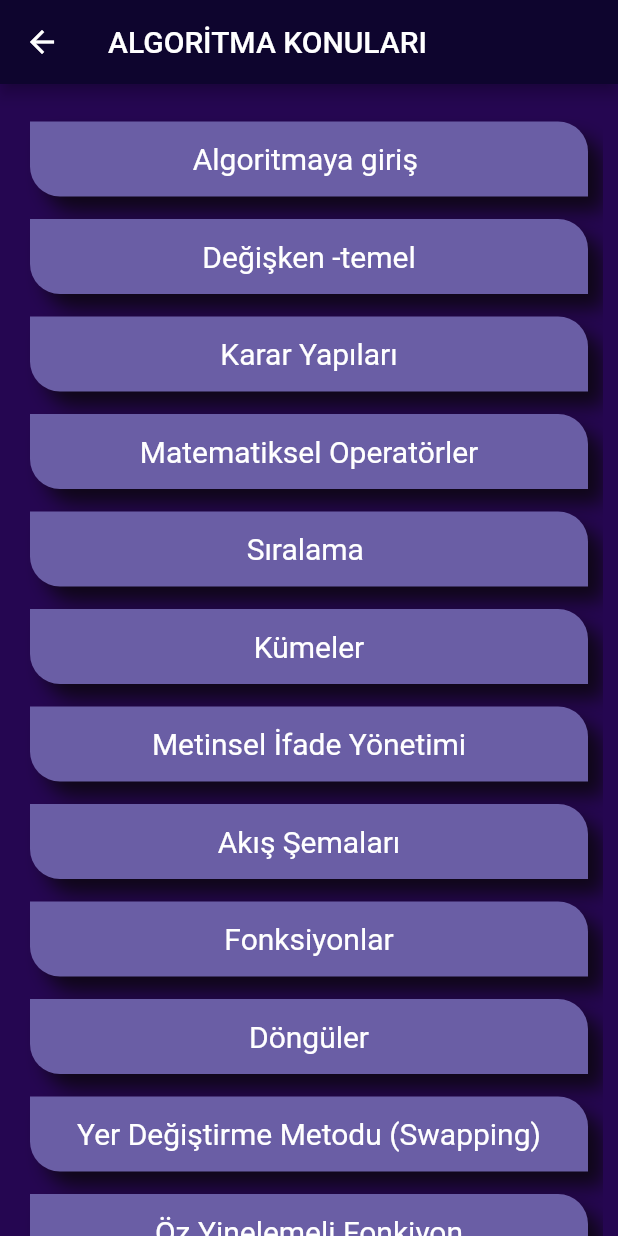
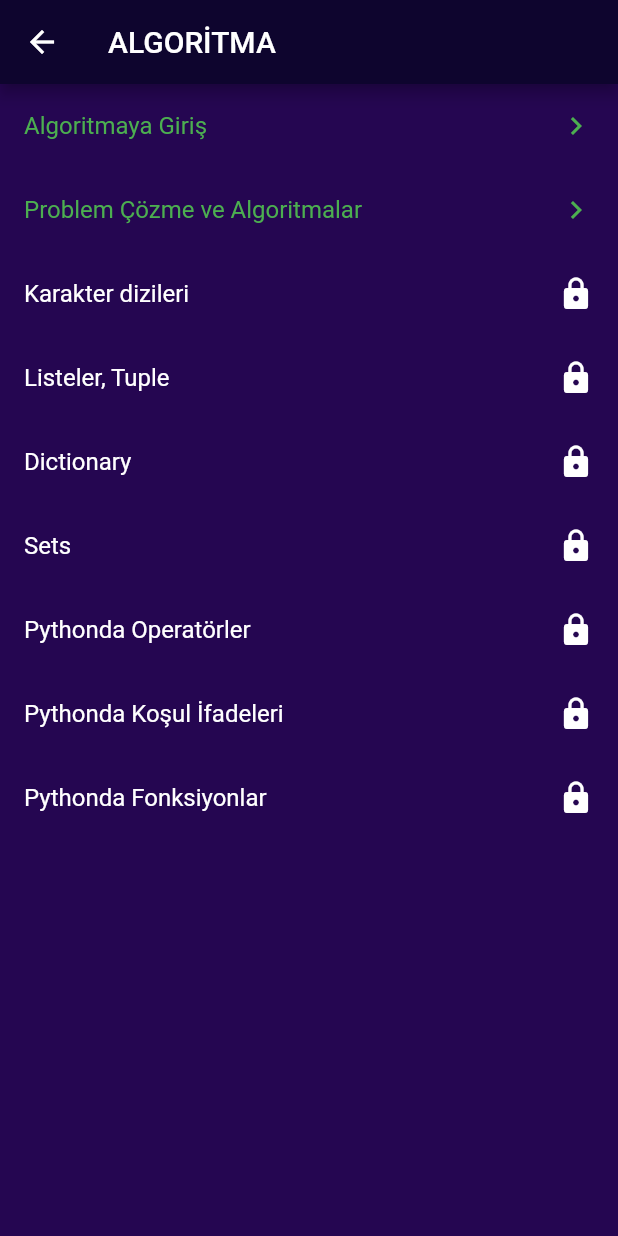
Before and after one commit to kadriyeg/akay_final, a Flutter app: the AlgoritmaPage screen opened directly, on a phone screen of 412 x 824 dp. Run offline on Flutter 3.47's test engine with Material 2 defaults, Android fonts, the phone set to English and light mode, and no system bars; our stand-ins replace bubble; missing offline and left inert: flutter_dialogflow.

Commit message:
python ve algoitma konuları routelandı

```diff
--- a/lib/screens/algoritma_page.dart
+++ b/lib/screens/algoritma_page.dart
@@ -1,6 +1,8 @@
 import 'package:flutter/cupertino.dart';
 import 'package:flutter/material.dart';
 import 'package:flutter_application_1/main.dart';
+import 'package:flutter_application_1/screens/algoritmakonular/a_algoritmayagiris.dart';
+import 'package:flutter_application_1/screens/algoritmakonular/a_problemcozmesureci.dart';
 import '../constants.dart';
 import '../main.dart';
 import 'package:flutter/src/painting/gradient.dart';
@@ -9,105 +11,94 @@ import '../constants.dart';
 
 class AlgoritmaPage extends StatelessWidget {
 
-  final List konular = [
-  'Algoritmaya giriş ',
-  'Değişken -temel',
-  'Karar Yapıları',
-  'Matematiksel Operatörler',
-  'Sıralama ',
-  'Kümeler',
-  'Metinsel İfade Yönetimi',
-  'Akış Şemaları',
-  'Fonksiyonlar',
-  'Döngüler',
-  'Yer Değiştirme Metodu (Swapping)',
-  'Öz Yinelemeli Fonkiyon',
-  'Kaba Kod (Psuedocode) '
-  ];
-
   @override
    AlgoritmaPage({Key? key}) : super(key: key);
   Widget build(BuildContext context) {
     // TODO: implement build
-    return Scaffold(
+     return Scaffold(
           backgroundColor: backGroundColor,
           appBar: AppBar(
           backgroundColor: appbarColor,
           //elevation: 0,
-          title: const Text('ALGORİTMA KONULARI'),
+          title: const Text('ALGORİTMA',
+          style: TextStyle(color: Colors.white),),
         ),
-      body: Container(
-        child: Padding(
-          padding: const EdgeInsets.only(top: 10.0, left: 10.0, right: 10.0),
-          child: Column(
+      body: (
+        ListView(
+        children: [
+          ListTile(
+            title: Text('Algoritmaya Giriş',
+          style: TextStyle(color: Colors.green),),
+            trailing: Icon(Icons.keyboard_arrow_right_sharp, color: Colors.green,),
+            onTap: () {
+              Navigator.push(
+                context,
+                MaterialPageRoute(
+                  builder: (context) => Agiris(),
+                ),
+              );
+            },
+          ),
+          ListTile(
+            title: Text('Problem Çözme ve Algoritmalar',
+          style: TextStyle(color: Colors.green),),
+            trailing: Icon(Icons.keyboard_arrow_right_sharp, color: Colors.green,),
+                        onTap: () {
+              Navigator.push(
+                context,
+                MaterialPageRoute(
+                  builder: (context) => Acozumsureci(),
+                ),
+              );
+            },
 
-            children: [
-              Expanded(
-                child: ListView.builder(
-                  itemCount: konular.length,
-                  itemBuilder: (context, index)
-                  {
-                    return
-                    MySquare(
-                      child: konular[index],
-                      );
-                  }
-                )
-              )
-            ]
-          )
-        )
+          ),
+                    ListTile(
+            title: Text('Karakter dizileri',
+          style: TextStyle(color: Colors.white),),
+            trailing: Icon(Icons.lock, color: Colors.white,),
+
+
+          ),
+                    ListTile(
+            title: Text('Listeler, Tuple',
+          style: TextStyle(color: Colors.white),),
+            trailing: Icon(Icons.lock, color: Colors.white,),
+
+          ),
+                    ListTile(
+            title: Text('Dictionary',
+          style: TextStyle(color: Colors.white),),
+            trailing: Icon(Icons.lock, color: Colors.white,),
+
+          ),
+                    ListTile(
+            title: Text('Sets',
+          style: TextStyle(color: Colors.white),),
+            trailing: Icon(Icons.lock, color: Colors.white,),
+
+          ),
+                    ListTile(
+            title: Text('Pythonda Operatörler',
+          style: TextStyle(color: Colors.white),),
+            trailing: Icon(Icons.lock, color: Colors.white,),
+
+          ),
+                    ListTile(
+            title: Text('Pythonda Koşul İfadeleri',
+          style: TextStyle(color: Colors.white),),
+            trailing: Icon(Icons.lock, color: Colors.white,),
+
+          ),
+                    ListTile(
+            title: Text('Pythonda Fonksiyonlar',
+          style: TextStyle(color: Colors.white),),
+            trailing: Icon(Icons.lock, color: Colors.white,),
+          ),
+
+        ],
       )
+      ),
     );
   }
 }
-
-class MySquare extends StatelessWidget {
-  final String child;
-  MySquare({required this.child});
-
-  //const ({ Key? key }) : super(key: key);
-
-  @override
-  Widget build(BuildContext context) {
-    return Padding(
-      padding: const EdgeInsets.only(top: 15.0, left: 10.0, right: 10.0),
-      child: InkWell(
-        child: Container(
-                        width: double.infinity,
-                        height: 50,
-                          decoration: BoxDecoration(
-                          borderRadius: BorderRadius.only(
-                            topRight: Radius.circular(20),
-                            bottomLeft: Radius.circular(20)
-                          ),
-                          color: buttonColor,
-                          boxShadow: [
-                            BoxShadow(
-                              offset: Offset(10,10),
-                              blurRadius: 10,
-                              color: Color.fromARGB(255, 15, 6, 24)
-                            )
-                          ]
-                        ),
-        child: Center (child: Text(
-          child,
-          style: TextStyle(fontSize: 20, color: Colors.white),
-          //textAlign: TextAlign.start,
-          ),
-          )
-        ),
-        onTap: () {
-                        Navigator.of(context).push(
-                          MaterialPageRoute(
-                            builder: (BuildContext context) {
-                              return QuestionsScreen();
-                            },
-                          ),
-                        );
-                      },
-      )
-      );
-
-  }
-}
```
Also changed, not shown: lib/screens/algoritmakonular/a_algoritmayagiris.dart (added, +10 -0 lines), lib/screens/algoritmakonular/a_problemcozmesureci.dart (added, +10 -0 lines), lib/screens/python_courses.dart (+88 -71 lines), lib/screens/pythonkonular/p_degiskenler.dart (added, +10 -0 lines), lib/screens/pythonkonular/p_dictionary.dart (added, +10 -0 lines), lib/screens/pythonkonular/p_dongu.dart (added, +10 -0 lines), lib/screens/pythonkonular/p_fonksiyon.dart (added, +10 -0 lines), lib/screens/pythonkonular/p_karakterdizileri.dart (added, +10 -0 lines), lib/screens/pythonkonular/p_kosul.dart (added, +10 -0 lines), lib/screens/pythonkonular/p_listeler.dart (added, +10 -0 lines), lib/screens/pythonkonular/p_operator.dart (added, +10 -0 lines), lib/screens/pythonkonular/p_pythondasayilar.dart (added, +10 -0 lines), lib/screens/pythonkonular/p_sets.dart (added, +10 -0 lines).
